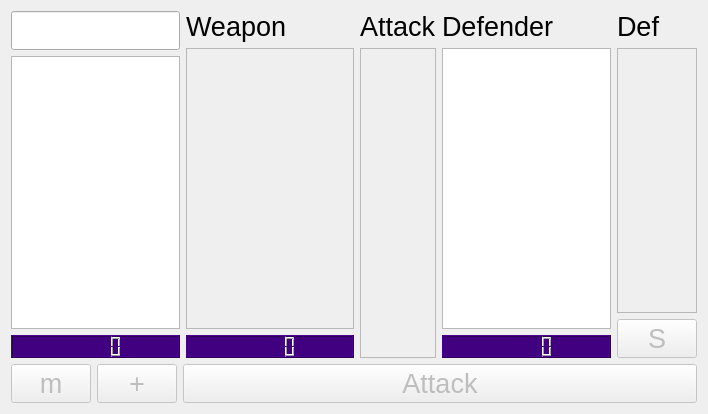
Above: combatroundwidget.ui from bidachon/DWEngineLight before the change. Below: the same form after it.
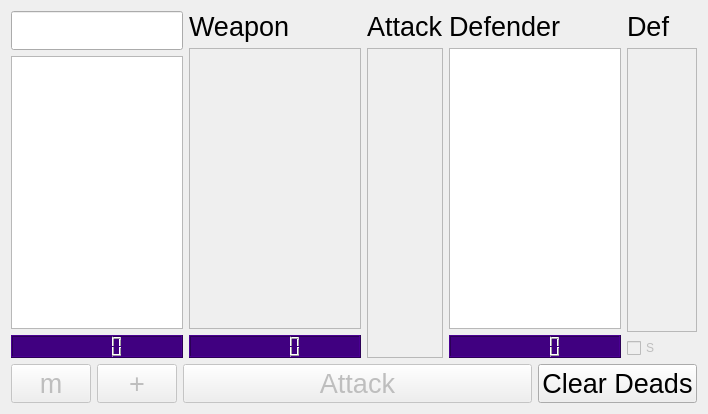
That is the form after the change.

Commit message: Added clear button to remove dead combatants

What changed in the file:
```diff
--- a/combatroundwidget.ui
+++ b/combatroundwidget.ui
@@ -294,36 +294,13 @@
           </widget>
          </item>
          <item>
-          <widget class="QPushButton" name="_hasShield">
+          <widget class="QCheckBox" name="_hasShield">
            <property name="enabled">
             <bool>false</bool>
            </property>
-           <property name="sizePolicy">
-            <sizepolicy hsizetype="Minimum" vsizetype="Fixed">
-             <horstretch>0</horstretch>
-             <verstretch>0</verstretch>
-            </sizepolicy>
-           </property>
-           <property name="font">
-            <font>
-             <pointsize>20</pointsize>
-            </font>
-           </property>
-           <property name="styleSheet">
-            <string notr="true">
-QPushButton::checked {
-	background-color: rgb(0, 0, 255);
-}</string>
-           </property>
            <property name="text">
             <string>S</string>
            </property>
-           <property name="checkable">
-            <bool>true</bool>
-           </property>
-           <property name="autoExclusive">
-            <bool>true</bool>
-           </property>
           </widget>
          </item>
         </layout>
@@ -404,6 +381,18 @@
          </property>
         </widget>
        </item>
+       <item>
+        <widget class="QPushButton" name="_clear">
+         <property name="font">
+          <font>
+           <pointsize>20</pointsize>
+          </font>
+         </property>
+         <property name="text">
+          <string>Clear Deads</string>
+         </property>
+        </widget>
+       </item>
       </layout>
      </item>
     </layout>
```
The commit also changes 5 other files.
